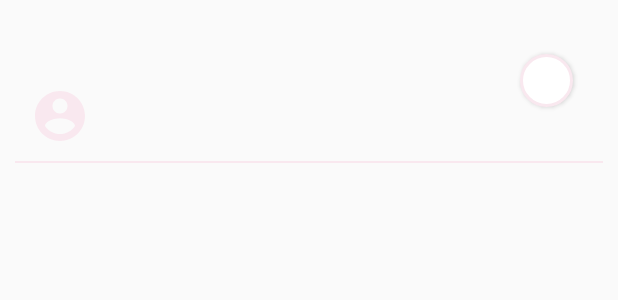
After one commit to nezhitsya/Cupet_Project, an Android app: the layout post_item.xml on its own in the app's theme, with its tools: preview values and no code run, on a phone screen of 412 x 824 dp. The commit adds this screen. Shown: the top 300 px of the screen. Run offline under Robolectric (Android 15) with nearby library versions, the phone set to English and light mode, and no system bars.

Commit message:
set up items

```diff
--- a/app/build.gradle
+++ b/app/build.gradle
@@ -44,4 +44,6 @@ dependencies {
     // google map api & location
     implementation 'com.google.android.gms:play-services-maps:16.0.0'
     implementation 'com.google.android.gms:play-services-location:16.0.0'
+    // circle image view
+    implementation 'de.hdodenhof:circleimageview:2.2.0'
 }
--- /dev/null
+++ b/app/src/main/res/drawable/round_button.xml
@@ -0,0 +1,9 @@
+<?xml version="1.0" encoding="utf-8"?>
+<selector xmlns:android="http://schemas.android.com/apk/res/android">
+    <item>
+        <shape android:shape="oval">
+            <stroke android:color="@color/colorPrimaryLight" android:width="2dp" />
+            <solid android:color="@color/colorWhite"/>
+        </shape>
+    </item>
+</selector>
--- /dev/null
+++ b/app/src/main/res/layout/post_item.xml
@@ -0,0 +1,82 @@
+<?xml version="1.0" encoding="utf-8"?>
+<RelativeLayout
+    xmlns:android="http://schemas.android.com/apk/res/android"
+    android:layout_width="match_parent"
+    android:layout_height="wrap_content"
+    xmlns:app="http://schemas.android.com/apk/res-auto">
+
+    <RelativeLayout
+        android:id="@+id/post_info"
+        android:layout_width="wrap_content"
+        android:layout_height="wrap_content">
+
+        <TextView
+            android:id="@+id/title"
+            android:layout_width="wrap_content"
+            android:layout_height="wrap_content"
+            android:textSize="20dp"
+            android:textColor="@color/colorBlack"
+            android:layout_marginLeft="20dp"
+            android:layout_marginTop="20dp" />
+
+        <de.hdodenhof.circleimageview.CircleImageView
+            android:id="@+id/profile"
+            android:layout_width="40dp"
+            android:layout_height="40dp"
+            android:layout_below="@+id/title"
+            android:layout_marginLeft="20dp"
+            android:layout_marginBottom="10dp"
+            android:layout_marginTop="10dp"
+            android:src="@drawable/ic_profile" />
+
+        <TextView
+            android:id="@+id/nickname"
+            android:layout_width="wrap_content"
+            android:layout_height="wrap_content"
+            android:textColor="@color/colorBlack"
+            android:layout_toRightOf="@+id/profile"
+            android:layout_below="@+id/title"
+            android:layout_marginTop="20dp"
+            android:layout_marginLeft="10dp" />
+
+        <TextView
+            android:id="@+id/time"
+            android:layout_width="wrap_content"
+            android:layout_height="wrap_content"
+            android:layout_toRightOf="@+id/nickname"
+            android:layout_below="@+id/title"
+            android:layout_marginTop="20dp"
+            android:layout_marginLeft="35dp"
+            android:textColor="@color/colorGrey" />
+
+        <TextView
+            android:id="@+id/view"
+            android:layout_width="wrap_content"
+            android:layout_height="wrap_content"
+            android:layout_toRightOf="@+id/time"
+            android:layout_below="@+id/title"
+            android:layout_marginTop="20dp"
+            android:layout_marginLeft="20dp"
+            android:textColor="@color/colorGrey" />
+
+        <Button
+            android:layout_width="35dp"
+            android:layout_height="35dp"
+            android:background="@drawable/round_button"
+            android:gravity="center"
+            android:textColor="@color/colorBlack"
+            android:layout_alignParentRight="true"
+            android:layout_centerVertical="true"
+            android:layout_marginRight="30dp" />
+
+    </RelativeLayout>
+
+    <View
+        android:layout_width="match_parent"
+        android:layout_height="2px"
+        android:layout_below="@+id/post_info"
+        android:layout_marginStart="10dp"
+        android:layout_marginEnd="10dp"
+        android:background="@color/colorPrimaryLight" />
+
+</RelativeLayout>
--- a/app/src/main/res/values/colors.xml
+++ b/app/src/main/res/values/colors.xml
@@ -6,4 +6,6 @@
     <color name="colorLight">#c1dee7</color>
     <color name="colorBackground">#f8f8f5</color>
     <color name="colorWhite">#ffffff</color>
+    <color name="colorGrey">#818181</color>
+    <color name="colorBlack">#000</color>
 </resources>
```
Also changed, not shown: app/src/main/res/drawable/ic_dislike.xml (added, +9 -0 lines), app/src/main/res/drawable/ic_like.xml (added, +9 -0 lines), app/src/main/res/layout/hospital_item.xml (added, +59 -0 lines).
